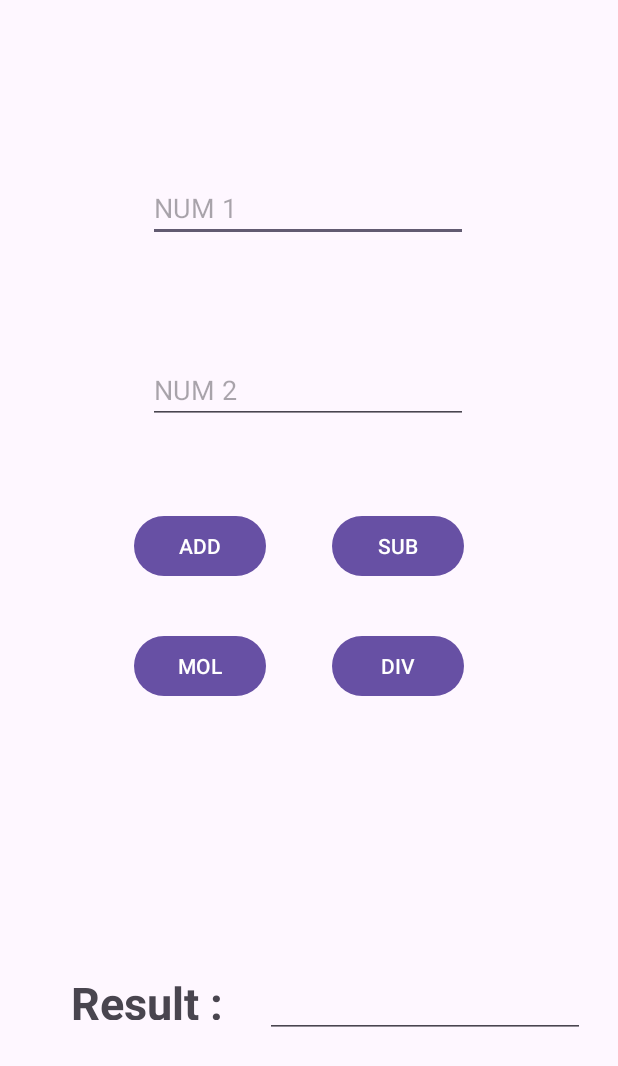
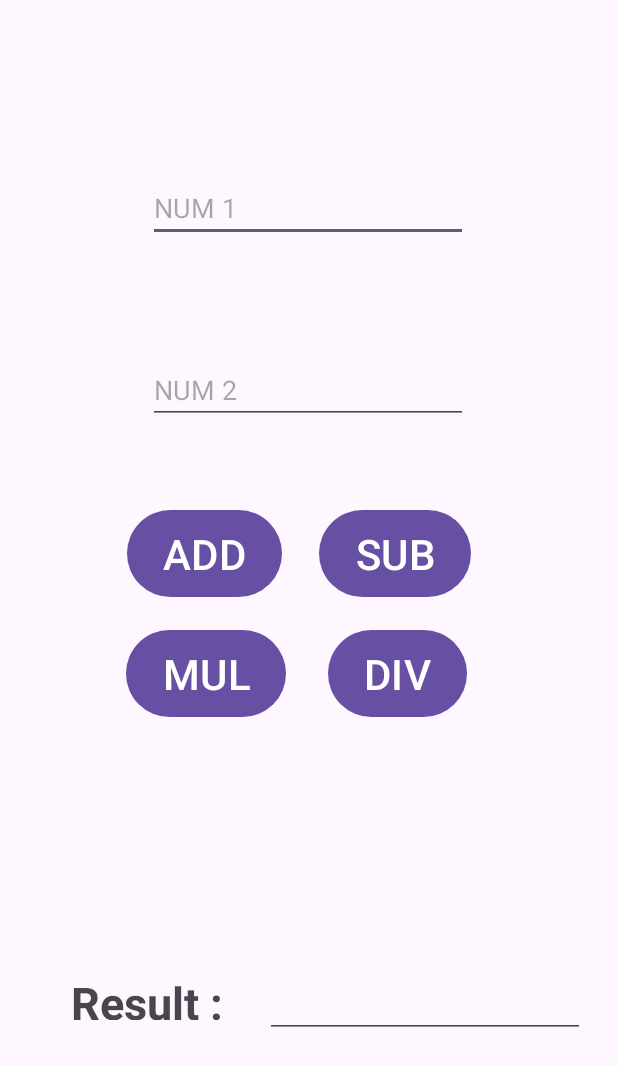
Before and after one commit to tammv/PRM392, an Android app: the Calc screen opened directly, with no data from a screen before it, on a phone screen of 412 x 824 dp. Shown: the top 1066 px of the screen. Run offline under Robolectric (Android 15) with nearby library versions, the phone set to English and light mode, and no system bars.

Commit message:
Ex5 style

```diff
--- /dev/null
+++ b/EX5/app/src/main/res/drawable/round.xml
@@ -0,0 +1,5 @@
+<?xml version="1.0" encoding="utf-8"?>
+<shape xmlns:android="http://schemas.android.com/apk/res/android">
+    <solid android:color="#244449"/>
+    <corners android:radius="30dp"/>
+</shape>
--- a/EX5/app/src/main/res/layout/activity_calc.xml
+++ b/EX5/app/src/main/res/layout/activity_calc.xml
@@ -40,6 +40,7 @@
             app:layout_constraintTop_toBottomOf="@+id/edt1" />
 
         <Button
+            style="@style/Buttoncalc"
             android:id="@+id/btnadd"
             android:layout_width="wrap_content"
             android:layout_height="wrap_content"
@@ -49,10 +50,14 @@
             app:layout_constraintEnd_toEndOf="parent"
             app:layout_constraintHorizontal_bias="0.275"
             app:layout_constraintStart_toStartOf="parent"
-            app:layout_constraintTop_toTopOf="parent" />
+            app:layout_constraintTop_toTopOf="parent"
+
+            />
 
 
         <Button
+            style="@style/Buttoncalc"
+
             android:id="@+id/btnsub"
             android:layout_width="wrap_content"
             android:layout_height="wrap_content"
@@ -65,18 +70,21 @@
             app:layout_constraintTop_toTopOf="parent" />
 
         <Button
+            style="@style/Buttoncalc"
+
             android:id="@+id/btnmol"
             android:layout_width="wrap_content"
             android:layout_height="wrap_content"
             android:layout_marginTop="420dp"
             android:onClick="onMol"
-            android:text="MOL"
+            android:text="MUL"
             app:layout_constraintEnd_toEndOf="parent"
             app:layout_constraintHorizontal_bias="0.275"
             app:layout_constraintStart_toStartOf="parent"
             app:layout_constraintTop_toTopOf="parent" />
 
         <Button
+            style="@style/Buttoncalc"
             android:id="@+id/btndiv"
             android:layout_width="wrap_content"
             android:layout_height="wrap_content"
--- a/EX5/app/src/main/res/layout/activity_calc1.xml
+++ b/EX5/app/src/main/res/layout/activity_calc1.xml
@@ -67,7 +67,7 @@
             android:layout_width="wrap_content"
             android:layout_height="wrap_content"
             android:layout_marginTop="420dp"
-            android:text="MOL"
+            android:text="MUL"
             app:layout_constraintEnd_toEndOf="parent"
             app:layout_constraintHorizontal_bias="0.275"
             app:layout_constraintStart_toStartOf="parent"
--- /dev/null
+++ b/EX5/app/src/main/res/values/style.xml
@@ -0,0 +1,8 @@
+<?xml version="1.0" encoding="utf-8"?>
+<resources>
+    <style name="Buttoncalc">
+        <item name="android:background">@drawable/round</item>
+        <item name="android:textSize">28sp</item>
+        <item name="android:textColor">@color/white</item> <!-- corrected attribute name -->
+    </style>
+</resources>
```
